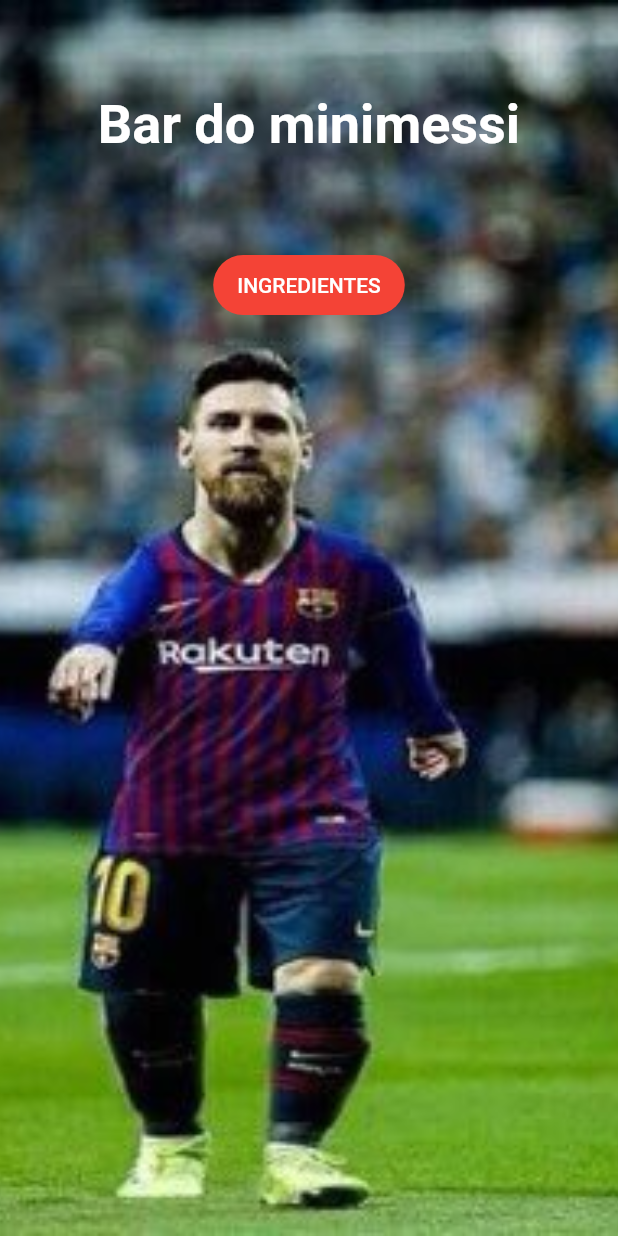
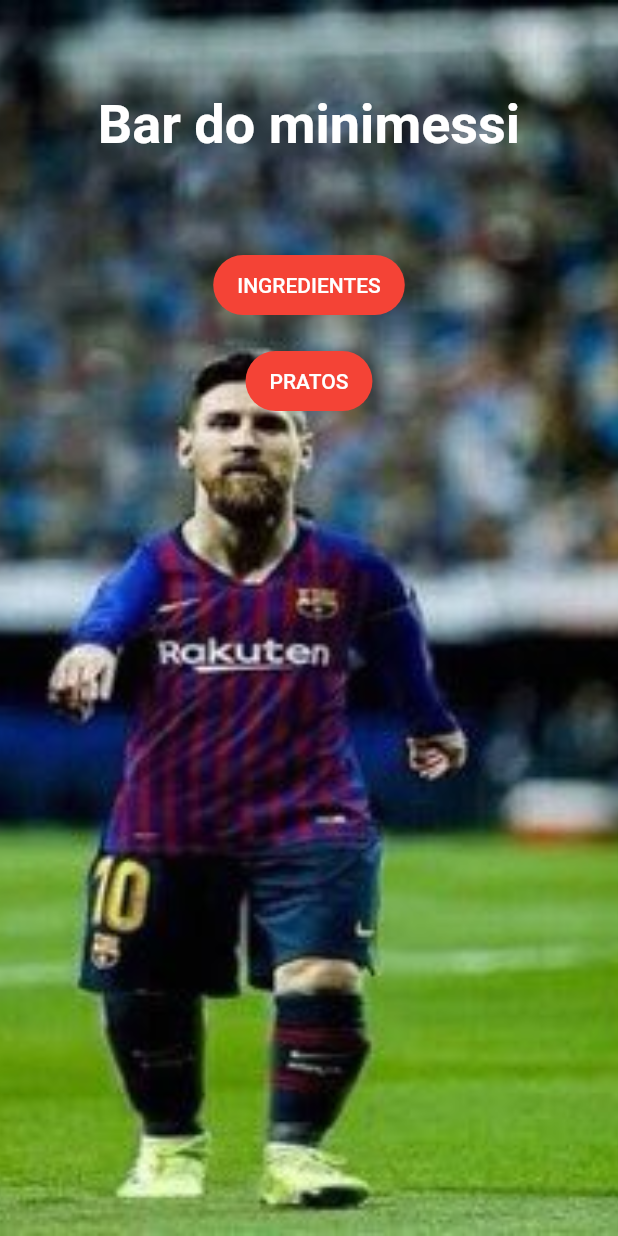
Before and after one commit to JandersonCRB/restaurant_manager, a Flutter app: the screen it shows after launch, on a phone screen of 412 x 824 dp. Run offline on Flutter 3.47's test engine with Material 2 defaults, Android fonts, the phone set to English and light mode, and no system bars.

Commit message:
adding new button on home page

```diff
--- a/lib/pages/home_page/home_page.dart
+++ b/lib/pages/home_page/home_page.dart
@@ -86,6 +86,13 @@
               onPressed: () => openIngredientsPage(context),
               child: const Text("INGREDIENTES"),
             ),
+            const SizedBox(
+              height: 16,
+            ),
+            FilledButton(
+              onPressed: () {},
+              child: const Text("PRATOS"),
+            ),
           ],
         ),
       ),
```
